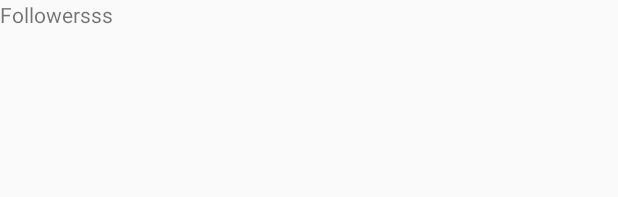
After one commit to bounswe/bounswe2016group3, an Android app: the layout activity_followers_list.xml on its own in the app's theme, with its tools: preview values and no code run, on a phone screen of 412 x 824 dp. The commit adds this screen. Shown: the top 197 px of the screen. Run offline under Robolectric (Android 15) with nearby library versions, the phone set to English and light mode, and no system bars.

Commit message:
User Profile Page Activity implemented

```diff
--- a/android/Eatalyze/app/build.gradle
+++ b/android/Eatalyze/app/build.gradle
@@ -29,4 +29,5 @@ dependencies {
     compile 'com.squareup.okhttp:okhttp-urlconnection:2.2.0'
     compile 'joda-time:joda-time:2.9.4'
     compile 'com.google.code.gson:gson:2.4'
+    compile 'com.squareup.picasso:picasso:2.4.0'
 }
--- a/android/Eatalyze/app/src/main/AndroidManifest.xml
+++ b/android/Eatalyze/app/src/main/AndroidManifest.xml
@@ -23,6 +23,8 @@
             android:screenOrientation="portrait"/>
         <activity android:name=".activities.UserProfilePageActivity"
             android:screenOrientation="portrait"/>
+        <activity android:name=".activities.FollowersListActivity"
+            android:screenOrientation="portrait"/>
     </application>
 
 </manifest>
--- a/android/Eatalyze/app/src/main/java/com/cmpe451/eatalyze/activities/BaseActivity.java
+++ b/android/Eatalyze/app/src/main/java/com/cmpe451/eatalyze/activities/BaseActivity.java
@@ -55,6 +55,7 @@ public abstract class BaseActivity extends AppCompatActivity {
             @Override
             public void intercept(RequestFacade request) {
                 request.addHeader("Content-type","application/json");
+                request.addHeader("Authorization","Bearer "+eatalyzeApplication.getAccessToken().getAccessToken());
             }
         };
 
--- a/android/Eatalyze/app/src/main/java/com/cmpe451/eatalyze/request/ApiService.java
+++ b/android/Eatalyze/app/src/main/java/com/cmpe451/eatalyze/request/ApiService.java
@@ -11,8 +11,10 @@ import retrofit.Callback;
 import retrofit.http.Body;
 import retrofit.http.Field;
 import retrofit.http.FormUrlEncoded;
+import retrofit.http.GET;
 import retrofit.http.Header;
 import retrofit.http.POST;
+import retrofit.http.Query;
 import retrofit.mime.TypedInput;
 
 /**
@@ -25,4 +27,7 @@ public interface ApiService {
     public void login(@Body LoginCredentials credentials, Callback<AccessToken> accessTokenCallback);
 
 
+    @GET("/api/session/currentUser")
+    public void getCurrentUser(@Query("accessToken") AccessToken accessToken, Callback<User> userCallback);
+
 }
--- /dev/null
+++ b/android/Eatalyze/app/src/main/res/layout/activity_followers_list.xml
@@ -0,0 +1,11 @@
+<?xml version="1.0" encoding="utf-8"?>
+<LinearLayout xmlns:android="http://schemas.android.com/apk/res/android"
+    android:orientation="vertical" android:layout_width="match_parent"
+    android:layout_height="match_parent">
+
+    <TextView
+        android:layout_width="match_parent"
+        android:layout_height="match_parent"
+        android:text="Followersss"/>
+
+</LinearLayout>
--- a/android/Eatalyze/app/src/main/res/layout/activity_user_profil_page.xml
+++ b/android/Eatalyze/app/src/main/res/layout/activity_user_profil_page.xml
@@ -6,7 +6,6 @@
     android:layout_height="match_parent"
     android:id="@+id/id_big_layout"
     android:weightSum="10">
-
 
 
     <LinearLayout
@@ -62,10 +61,9 @@
             android:weightSum="1">
 
             <TextView
-                android:id="@+id/id_users_name"
+                android:id="@+id/full_name"
                 android:layout_width="183dp"
                 android:layout_height="0dp"
-                android:text="@string/users_name"
                 android:textStyle="bold"
                 android:textSize="16sp"
                 android:padding="5dp"
@@ -114,7 +112,7 @@
                 android:layout_width="match_parent"
                 android:layout_weight="0.38"
                 android:layout_height="0dp"
-                android:id="@+id/id_bio"
+                android:id="@+id/bio"
                 android:background="#E0E0E0" />
 
         </LinearLayout>
--- a/android/Eatalyze/app/src/main/res/values/strings.xml
+++ b/android/Eatalyze/app/src/main/res/values/strings.xml
@@ -7,7 +7,6 @@
     <string name="signup"><u>Click here to signup!</u></string>
     <string name="followers">Followers:</string>
     <string name="following">Following:</string>
-    <string name="users_name">Muharrem  Yeşilyurt</string>
     <string name="follow_btn">Follow</string>
     <string name="image_view_content">Profile Photo</string>
     <string name="base_url">http://ec2-52-57-126-127.eu-central-1.compute.amazonaws.com:8080/</string>
```
Also changed, not shown: android/Eatalyze/app/src/main/java/com/cmpe451/eatalyze/activities/FollowersListActivity.java (added, +14 -0 lines), android/Eatalyze/app/src/main/java/com/cmpe451/eatalyze/activities/UserProfilePageActivity.java (+40 -7 lines), android/Eatalyze/app/src/main/java/com/cmpe451/eatalyze/models/Follower.java (added, +32 -0 lines), android/Eatalyze/app/src/main/java/com/cmpe451/eatalyze/models/User.java (+3 -11 lines).
